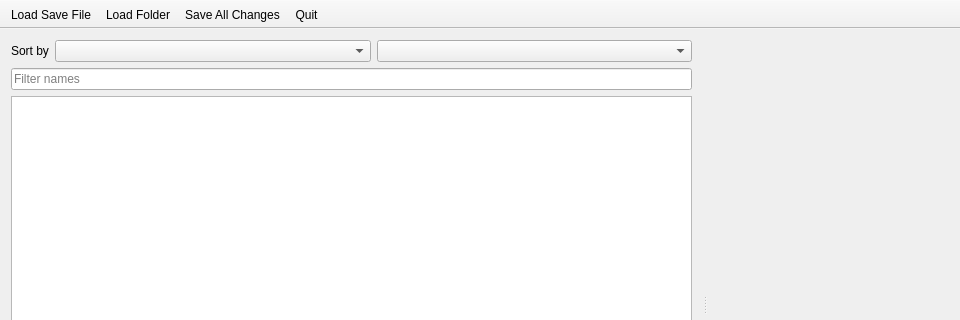
The window that src/ui/mainwindow.ui (geneishouko/AA2QtEdit) describes before a commit, drawn with Qt 5; both pictures show x 0 to 960 and y 0 to 320 of the 960 by 600 pixel window.
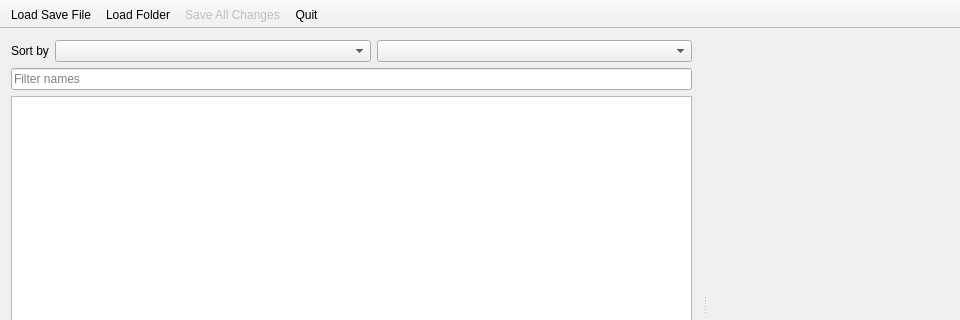
The same window after the commit. Icons and pictures are not drawn. Custom widgets are drawn as their Qt base class.

Commit message: disable save all changes button

```diff
--- a/src/ui/mainwindow.ui
+++ b/src/ui/mainwindow.ui
@@ -138,6 +138,9 @@
    </property>
   </action>
   <action name="actionSave_All_Changes">
+   <property name="enabled">
+    <bool>false</bool>
+   </property>
    <property name="icon">
     <iconset resource="../../icons/icons.qrc">
      <normaloff>:/icon/save-all.svg</normaloff>:/icon/save-all.svg</iconset>
```
